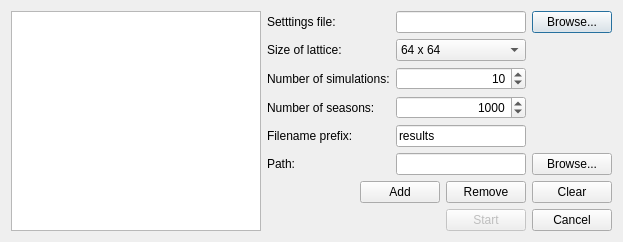
Above: batchdialog.ui from mariomartinezm/QtCaPso before the change. Below: the same form after it.
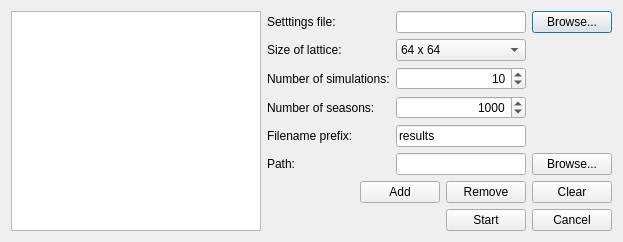
That is the form after the change.

Commit message:
Disable buttonStart by default
- The button must disabled in the constructor after the connect
  statements.

Diff of the .ui file:
```diff
--- a/batchdialog.ui
+++ b/batchdialog.ui
@@ -222,9 +222,6 @@
      </item>
      <item>
       <widget class="QPushButton" name="buttonStart">
-       <property name="enabled">
-        <bool>false</bool>
-       </property>
        <property name="text">
         <string>Start</string>
        </property>
```
The commit also changes 1 other file.
